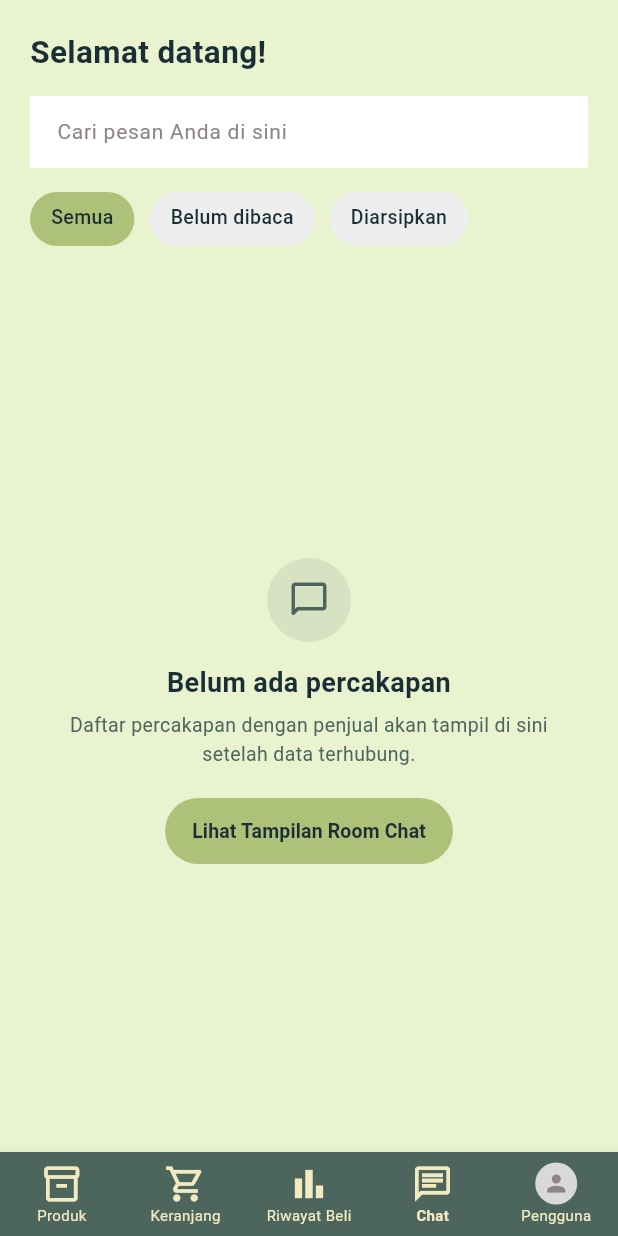
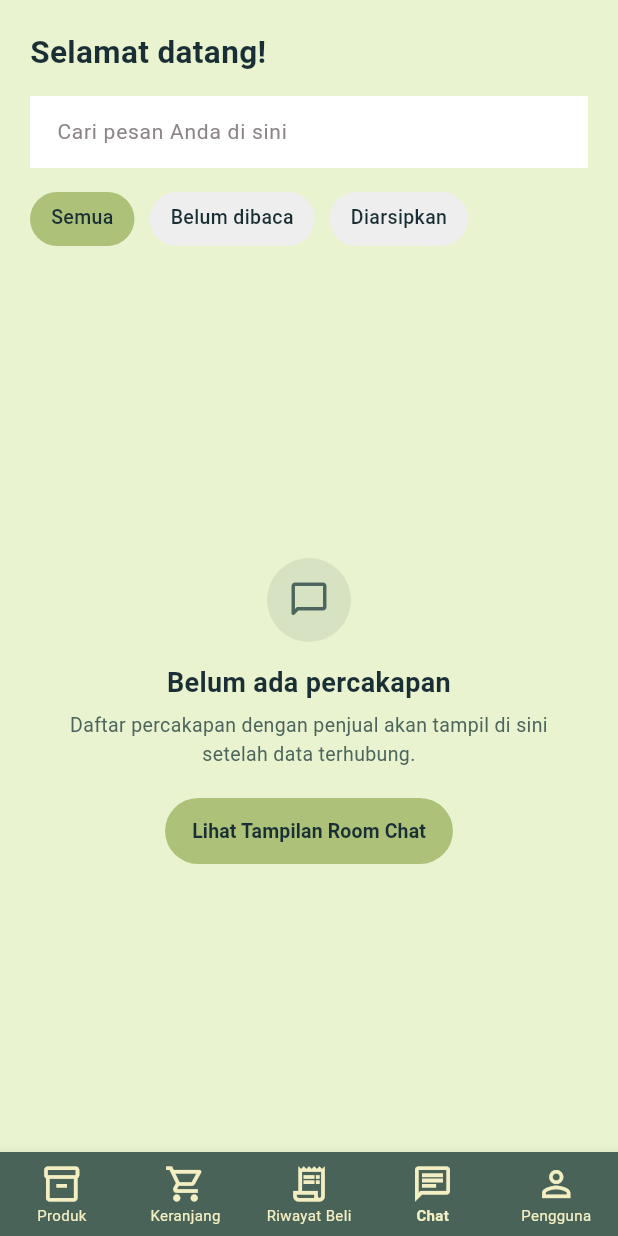
Before and after one commit to PBP-E-Kelompok-08/BhumiLestari-Mobile, a Flutter app: the screen it shows after launch, item 5 of the bottom bar chosen, on a phone screen of 412 x 824 dp. Run offline on Flutter 3.47's test engine with Material 3 defaults, Android fonts, the phone set to English and light mode, and no system bars; our stand-ins replace flutter_secure_storage, google_fonts; Roboto replaces fonts that are missing (Changa, Prompt).

Commit message:
refactor(navigation): add role-aware bottom navigation

```diff
--- a/lib/chat.dart
+++ b/lib/chat.dart
@@ -1,6 +1,8 @@
 import 'package:flutter/material.dart';
 import 'package:google_fonts/google_fonts.dart';
 import 'package:bhumilestari_mobile/navigation/app_route_names.dart';
+import 'package:bhumilestari_mobile/navigation/app_user_role.dart';
+import 'package:bhumilestari_mobile/widgets/app_bottom_navigation.dart';
 
 /// Palet warna resmi modul Chat Pembeli BhumiLestari.
 abstract final class BuyerChatPalette {
@@ -649,9 +651,15 @@ class _BuyerConversationHubScaffold extends StatelessWidget {
           ),
         ),
       ),
-      bottomNavigationBar: _BuyerBottomNavigationBar(
-        activeMode: activeMode,
-        buyerLabel: buyerNavLabel,
+      bottomNavigationBar: AppBottomNavigationBar(
+        role: AppUserRole.buyer,
+        currentRoute: AppRouteNames.chat,
+        profileLabel: buyerNavLabel,
+        onReselect: () => showBuyerChatModeDialog(
+          context,
+          activeMode: activeMode,
+          replaceCurrentRoute: true,
+        ),
       ),
     );
   }
@@ -1890,79 +1898,3 @@ class _BuyerAvatarCircle extends StatelessWidget {
     );
   }
 }
-
-class _BuyerBottomNavigationBar extends StatelessWidget {
-  const _BuyerBottomNavigationBar({required this.activeMode, this.buyerLabel});
-
-  final BuyerChatMode activeMode;
-  final String? buyerLabel;
-
-  @override
-  Widget build(BuildContext context) {
-    final profileLabel = (buyerLabel != null && buyerLabel!.isNotEmpty)
-        ? buyerLabel!
-        : 'Pengguna';
-
-    return BottomNavigationBar(
-      type: BottomNavigationBarType.fixed,
-      backgroundColor: BuyerChatPalette.darkSage,
-      selectedItemColor: BuyerChatPalette.creamText,
-      unselectedItemColor: BuyerChatPalette.creamText,
-      iconSize: 28,
-      selectedLabelStyle: GoogleFonts.prompt(
-        fontSize: 10,
-        fontWeight: FontWeight.w600,
-      ),
-      unselectedLabelStyle: GoogleFonts.prompt(fontSize: 10),
-      currentIndex: 3,
-      onTap: (index) {
-        if (index == 3) {
-          showBuyerChatModeDialog(
-            context,
-            activeMode: activeMode,
-            replaceCurrentRoute: true,
-          );
-          return;
-        }
-        const routes = [
-          AppRouteNames.products,
-          AppRouteNames.cart,
-          AppRouteNames.orders,
-          AppRouteNames.chat,
-          AppRouteNames.profile,
-        ];
-        Navigator.of(context).pushReplacementNamed(routes[index]);
-      },
-      items: [
-        const BottomNavigationBarItem(
-          icon: Icon(Icons.inventory_2_outlined),
-          label: 'Produk',
-        ),
-        const BottomNavigationBarItem(
-          icon: Icon(Icons.shopping_cart_outlined),
-          label: 'Keranjang',
-        ),
-        const BottomNavigationBarItem(
-          icon: Icon(Icons.bar_chart),
-          label: 'Riwayat Beli',
-        ),
-        const BottomNavigationBarItem(
-          icon: Icon(Icons.chat_outlined),
-          label: 'Chat',
-        ),
-        BottomNavigationBarItem(
-          icon: const CircleAvatar(
-            radius: 14,
-            backgroundColor: BuyerChatPalette.avatarBackground,
-            child: Icon(
-              Icons.person,
-              color: BuyerChatPalette.avatarIcon,
-              size: 18,
-            ),
-          ),
-          label: profileLabel,
-        ),
-      ],
-    );
-  }
-}
--- /dev/null
+++ b/lib/navigation/app_navigation_config.dart
@@ -0,0 +1,100 @@
+import 'package:flutter/material.dart';
+
+import 'package:bhumilestari_mobile/navigation/app_route_names.dart';
+import 'package:bhumilestari_mobile/navigation/app_user_role.dart';
+
+class AppNavigationDestination {
+  const AppNavigationDestination({
+    required this.label,
+    required this.icon,
+    required this.route,
+  });
+
+  final String label;
+  final IconData icon;
+  final String route;
+}
+
+abstract final class AppNavigationConfig {
+  static const _home = AppNavigationDestination(
+    label: 'Ringkasan',
+    icon: Icons.space_dashboard_outlined,
+    route: AppRouteNames.home,
+  );
+  static const _products = AppNavigationDestination(
+    label: 'Produk',
+    icon: Icons.inventory_2_outlined,
+    route: AppRouteNames.products,
+  );
+  static const _cart = AppNavigationDestination(
+    label: 'Keranjang',
+    icon: Icons.shopping_cart_outlined,
+    route: AppRouteNames.cart,
+  );
+  static const _orders = AppNavigationDestination(
+    label: 'Pesanan',
+    icon: Icons.receipt_long_outlined,
+    route: AppRouteNames.orders,
+  );
+  static const _purchaseHistory = AppNavigationDestination(
+    label: 'Riwayat Beli',
+    icon: Icons.receipt_long_outlined,
+    route: AppRouteNames.orders,
+  );
+  static const _salesReport = AppNavigationDestination(
+    label: 'Lap. Penjualan',
+    icon: Icons.bar_chart_outlined,
+    route: AppRouteNames.salesReport,
+  );
+  static const _chat = AppNavigationDestination(
+    label: 'Chat',
+    icon: Icons.chat_outlined,
+    route: AppRouteNames.chat,
+  );
+  static const _profile = AppNavigationDestination(
+    label: 'Pengguna',
+    icon: Icons.person_outline,
+    route: AppRouteNames.profile,
+  );
+  static const _login = AppNavigationDestination(
+    label: 'Login',
+    icon: Icons.login,
+    route: AppRouteNames.login,
+  );
+  static const _verification = AppNavigationDestination(
+    label: 'Verifikasi',
+    icon: Icons.verified_outlined,
+    route: AppRouteNames.productVerification,
+  );
+  static const _moderation = AppNavigationDestination(
+    label: 'Moderasi',
+    icon: Icons.rate_review_outlined,
+    route: AppRouteNames.reviewModeration,
+  );
+
+  static List<AppNavigationDestination> destinationsFor(AppUserRole role) =>
+      switch (role) {
+        AppUserRole.guest => const [_products, _login],
+        AppUserRole.buyer => const [
+          _products,
+          _cart,
+          _purchaseHistory,
+          _chat,
+          _profile,
+        ],
+        AppUserRole.seller => const [
+          _home,
+          _products,
+          _orders,
+          _salesReport,
+          _chat,
+          _profile,
+        ],
+        AppUserRole.admin => const [
+          _verification,
+          _moderation,
+          _salesReport,
+          _profile,
+        ],
+      };
+}
--- a/lib/navigation/app_route_names.dart
+++ b/lib/navigation/app_route_names.dart
@@ -7,6 +7,7 @@ abstract final class AppRouteNames {
   static const salesReport = '/sales-report';
   static const chat = '/chat';
   static const profile = '/profile';
+  static const login = '/login';
   static const productVerification = '/admin/products';
   static const reviewModeration = '/admin/reviews';
 }
--- a/lib/navigation/app_router.dart
+++ b/lib/navigation/app_router.dart
@@ -32,6 +32,11 @@ abstract final class AppRouter {
       description: 'Profil dan pengaturan akun akan ditampilkan di sini.',
       icon: Icons.person_outline,
     ),
+    AppRouteNames.login: (_) => const FeaturePlaceholderPage(
+      title: 'Login',
+      description: 'Halaman login akan dihubungkan ke Users API.',
+      icon: Icons.login,
+    ),
     AppRouteNames.productVerification: (_) => const FeaturePlaceholderPage(
       title: 'Verifikasi Produk',
       description: 'Antrean verifikasi produk untuk admin.',
--- /dev/null
+++ b/lib/navigation/app_user_role.dart
@@ -0,0 +1 @@
+enum AppUserRole { guest, buyer, seller, admin }
--- /dev/null
+++ b/lib/widgets/app_bottom_navigation.dart
@@ -0,0 +1,69 @@
+import 'package:flutter/material.dart';
+import 'package:google_fonts/google_fonts.dart';
+
+import 'package:bhumilestari_mobile/navigation/app_navigation_config.dart';
+import 'package:bhumilestari_mobile/navigation/app_route_names.dart';
+import 'package:bhumilestari_mobile/navigation/app_user_role.dart';
+
+class AppBottomNavigationBar extends StatelessWidget {
+  const AppBottomNavigationBar({
+    super.key,
+    required this.role,
+    required this.currentRoute,
+    this.profileLabel,
+    this.onReselect,
+  });
+
+  final AppUserRole role;
+  final String currentRoute;
+  final String? profileLabel;
+  final VoidCallback? onReselect;
+
+  @override
+  Widget build(BuildContext context) {
+    final destinations = AppNavigationConfig.destinationsFor(role);
+    final selectedIndex = destinations.indexWhere(
+      (destination) => destination.route == currentRoute,
+    );
+
+    return BottomNavigationBar(
+      type: BottomNavigationBarType.fixed,
+      backgroundColor: const Color(0xFF4A6358),
+      selectedItemColor: const Color(0xFFF3EFC3),
+      unselectedItemColor: const Color(0xFFF3EFC3),
+      iconSize: 28,
+      selectedLabelStyle: GoogleFonts.prompt(
+        fontSize: 10,
+        fontWeight: FontWeight.w600,
+      ),
+      unselectedLabelStyle: GoogleFonts.prompt(fontSize: 10),
+      currentIndex: selectedIndex < 0 ? 0 : selectedIndex,
+      onTap: (index) => _openDestination(context, destinations[index].route),
+      items: destinations.map((destination) {
+        final label =
+            destination.route == AppRouteNames.profile &&
+                profileLabel?.trim().isNotEmpty == true
+            ? profileLabel!.trim()
+            : destination.label;
+        return BottomNavigationBarItem(
+          icon: Icon(destination.icon),
+          label: label,
+        );
+      }).toList(),
+    );
+  }
+
+  void _openDestination(BuildContext context, String route) {
+    if (route == currentRoute) {
+      onReselect?.call();
+      return;
+    }
+
+    final navigator = Navigator.of(context);
+    if (route == AppRouteNames.home) {
+      navigator.popUntil((current) => current.isFirst);
+      return;
+    }
+    navigator.pushNamedAndRemoveUntil(route, (current) => current.isFirst);
+  }
+}
```
Also changed, not shown: lib/menu.dart (+5 -51 lines), 2 other files.
